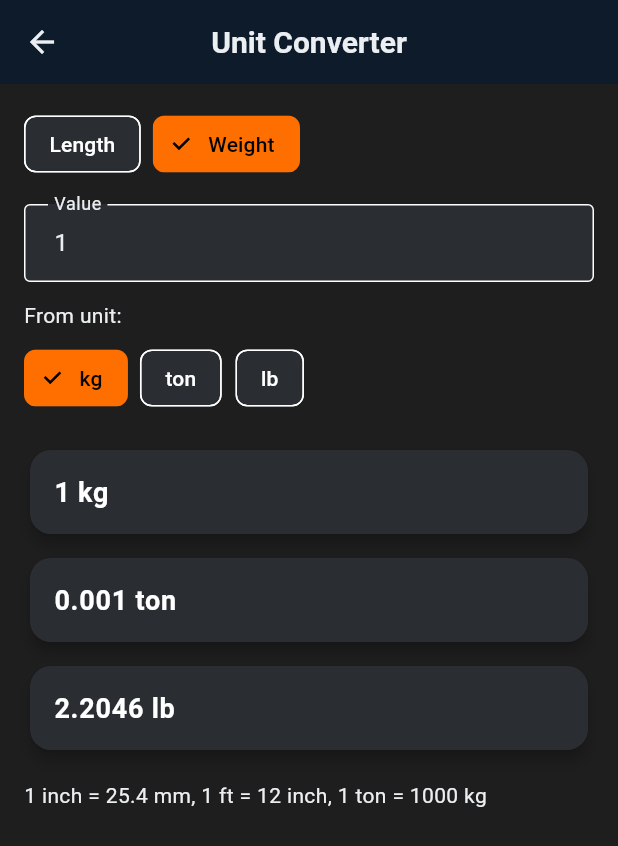
After one commit to shahnawazzafarsiddiquee-bit/Saddam-Rigging-AZ-Master-Calculator, a Flutter app: the UnitConverterScreen screen opened directly, after a tap on "Weight", on a phone screen of 412 x 824 dp. The commit adds this screen. Shown: the top 846 px of the screen. Run offline on Flutter 3.47's test engine with Material 3 defaults, Android fonts, the phone set to English and light mode, and no system bars; our stand-ins replace file_picker, pdf, printing, qr_flutter, share_plus, sqflite; missing offline and left inert: mobile_scanner; accounts and stored records are empty.

Commit message:
Add unit converter

```diff
--- a/lib/screens/material_calculators.dart
+++ b/lib/screens/material_calculators.dart
@@ -1,4 +1,5 @@
 import 'package:flutter/material.dart';
+import 'unit_converter.dart';
 
 double _v(TextEditingController c) =>
     double.tryParse(c.text.trim().replaceAll(',', '.')) ?? 0;
@@ -75,6 +76,7 @@ class MaterialCalculatorsScreen extends StatelessWidget {
           const SteelPlateCalculator()),
       tile(Icons.foundation, 'Concrete', 'Volume, cement, sand, aggregate',
           const ConcreteCalculator()),
+      tile(Icons.swap_horiz, 'Unit Converter', 'mm, cm, m, inch, ft, kg, ton', const UnitConverterScreen()),
       tile(Icons.horizontal_rule, 'Rebar (Saria)', 'Weight by diameter',
           const RebarCalculator()),
     ]);
--- /dev/null
+++ b/lib/screens/unit_converter.dart
@@ -0,0 +1,113 @@
+import 'package:flutter/material.dart';
+
+class UnitConverterScreen extends StatefulWidget {
+  const UnitConverterScreen({super.key});
+  @override
+  State<UnitConverterScreen> createState() => _UnitConverterScreenState();
+}
+
+class _UnitConverterScreenState extends State<UnitConverterScreen> {
+  static const Map<String, Map<String, double>> groups = {
+    'Length': {
+      'mm': 0.001,
+      'cm': 0.01,
+      'm': 1.0,
+      'inch': 0.0254,
+      'ft': 0.3048,
+    },
+    'Weight': {
+      'kg': 1.0,
+      'ton': 1000.0,
+      'lb': 0.45359237,
+    },
+  };
+
+  final input = TextEditingController(text: '1');
+  String group = 'Length';
+  String from = 'm';
+
+  String fmt(double x) {
+    if (x == 0) return '0';
+    final a = x.abs();
+    if (a >= 1000000 || a < 0.0001) return x.toStringAsExponential(4);
+    String s = x.toStringAsFixed(4);
+    s = s.replaceFirst(RegExp(r'0+$'), '');
+    s = s.replaceFirst(RegExp(r'\.$'), '');
+    return s;
+  }
+
+  @override
+  void dispose() {
+    input.dispose();
+    super.dispose();
+  }
+
+  @override
+  Widget build(BuildContext context) {
+    final units = groups[group]!;
+    final v = double.tryParse(input.text.trim().replaceAll(',', '.')) ?? 0;
+    final base = v * units[from]!;
+
+    return Scaffold(
+      appBar: AppBar(title: const Text('Unit Converter')),
+      body: SafeArea(
+        child: ListView(
+          padding: const EdgeInsets.all(16),
+          children: [
+            Wrap(
+              spacing: 8,
+              children: groups.keys
+                  .map((g) => ChoiceChip(
+                        label: Text(g),
+                        selected: group == g,
+                        onSelected: (_) => setState(() {
+                          group = g;
+                          from = g == 'Length' ? 'm' : 'kg';
+                        }),
+                      ))
+                  .toList(),
+            ),
+            const SizedBox(height: 16),
+            TextField(
+              controller: input,
+              keyboardType:
+                  const TextInputType.numberWithOptions(decimal: true),
+              onChanged: (_) => setState(() {}),
+              decoration: const InputDecoration(
+                labelText: 'Value',
+                border: OutlineInputBorder(),
+              ),
+            ),
+            const SizedBox(height: 12),
+            const Text('From unit:'),
+            const SizedBox(height: 8),
+            Wrap(
+              spacing: 8,
+              children: units.keys
+                  .map((u) => ChoiceChip(
+                        label: Text(u),
+                        selected: from == u,
+                        onSelected: (_) => setState(() => from = u),
+                      ))
+                  .toList(),
+            ),
+            const SizedBox(height: 16),
+            ...units.entries.map((e) => Card(
+                  child: ListTile(
+                    title: Text(
+                      '${fmt(base / e.value)} ${e.key}',
+                      style: const TextStyle(
+                          fontSize: 18, fontWeight: FontWeight.w600),
+                    ),
+                  ),
+                )),
+            const Padding(
+              padding: EdgeInsets.only(top: 12),
+              child: Text('1 inch = 25.4 mm, 1 ft = 12 inch, 1 ton = 1000 kg'),
+            ),
+          ],
+        ),
+      ),
+    );
+  }
+}
```
